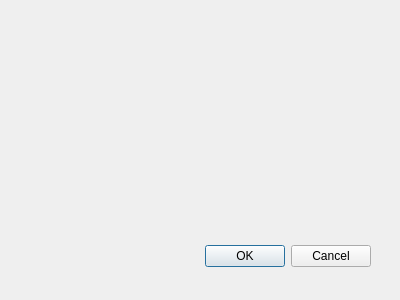
Qt form ccalibrationwidget.ui (pmenschikov/mains_grapher) before a commit.
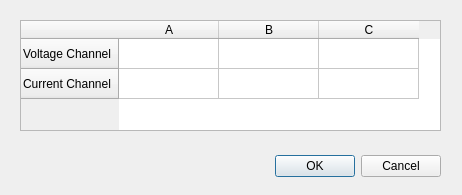
The same form after that commit.

The edit to the form file:
```diff
--- a/ccalibrationwidget.ui
+++ b/ccalibrationwidget.ui
@@ -8,8 +8,8 @@
    <rect>
     <x>0</x>
     <y>0</y>
-    <width>400</width>
-    <height>300</height>
+    <width>462</width>
+    <height>195</height>
    </rect>
   </property>
   <property name="windowTitle">
@@ -18,8 +18,8 @@
   <widget class="QDialogButtonBox" name="buttonBox">
    <property name="geometry">
     <rect>
-     <x>30</x>
-     <y>240</y>
+     <x>100</x>
+     <y>150</y>
      <width>341</width>
      <height>32</height>
     </rect>
@@ -31,6 +31,46 @@
     <set>QDialogButtonBox::Cancel|QDialogButtonBox::Ok</set>
    </property>
   </widget>
+  <widget class="QTableWidget" name="tableWidget">
+   <property name="geometry">
+    <rect>
+     <x>20</x>
+     <y>20</y>
+     <width>421</width>
+     <height>111</height>
+    </rect>
+   </property>
+   <row>
+    <property name="text">
+     <string>Voltage Channel</string>
+    </property>
+   </row>
+   <row>
+    <property name="text">
+     <string>Current Channel</string>
+    </property>
+   </row>
+   <column>
+    <property name="text">
+     <string>A</string>
+    </property>
+   </column>
+   <column>
+    <property name="text">
+     <string>B</string>
+    </property>
+   </column>
+   <column>
+    <property name="text">
+     <string>C</string>
+    </property>
+   </column>
+   <item row="0" column="2">
+    <property name="text">
+     <string/>
+    </property>
+   </item>
+  </widget>
  </widget>
  <pixmapfunction/>
  <resources/>
```
Left out of the diff: 5 changed lines with no effect on the pictures.
